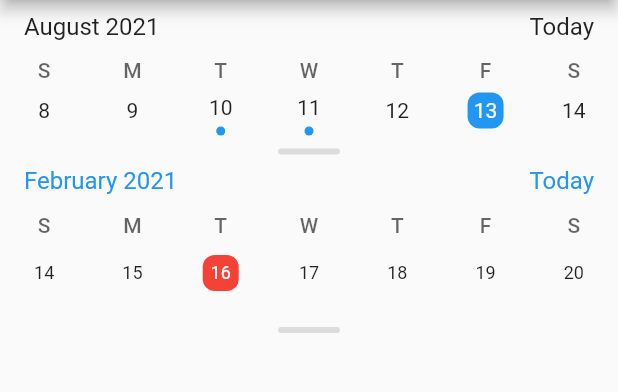
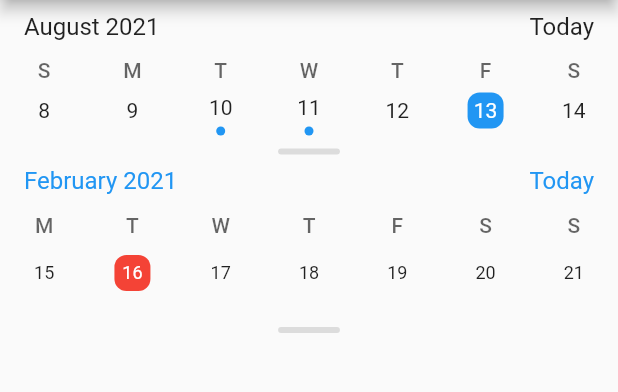
Before and after one commit to alex-melnyk/flutter_advanced_calendar, a Flutter app: the screen it shows after launch, on a phone screen of 412 x 824 dp, the part 84-476 px from its top. Run offline on Flutter 3.47's test engine with Material 2 defaults, Android fonts, the phone set to English and light mode, and no system bars.

Commit message:
added filter for the first day of the week

```diff
--- a/example/lib/main.dart
+++ b/example/lib/main.dart
@@ -61,6 +61,7 @@ class _MyAppState extends State<MyApp> {
                 controller: _calendarControllerCustom,
                 events: events,
                 weekLineHeight: 48.0,
+                startWeekDay: true,
               ),
             ),
           ],
--- a/lib/src/datetime_util.dart
+++ b/lib/src/datetime_util.dart
@@ -7,9 +7,10 @@ extension DateTimeUtil on DateTime {
   }
 
   /// Calculates first week date (Sunday) from this date.
-  DateTime firstDayOfWeek() {
+  DateTime firstDayOfWeek(bool startWeekDay) {
     final utcDate = DateTime.utc(this.year, this.month, this.day, 12);
-    return utcDate.subtract(new Duration(days: utcDate.weekday % 7));
+    return utcDate.subtract(new Duration(
+        days: startWeekDay ? (utcDate.weekday - 1) : utcDate.weekday % 7));
   }
 
   /// Generates 7 dates according to this date.
@@ -24,8 +25,9 @@ extension DateTimeUtil on DateTime {
 
   /// Generates list of list with [DateTime]
   /// according to [date] and [weeksAmount].
-  List<List<DateTime>> generateWeeks(int weeksAmount) {
-    final firstViewDate = this.firstDayOfWeek().subtract(Duration(
+  /// gives the beginning of the day of the week [startWeekDay]
+  List<List<DateTime>> generateWeeks(int weeksAmount, bool startWeekDay) {
+    final firstViewDate = this.firstDayOfWeek(startWeekDay).subtract(Duration(
           days: (weeksAmount ~/ 2) * 7,
         ));
 
--- a/lib/src/month_view_bean.dart
+++ b/lib/src/month_view_bean.dart
@@ -11,13 +11,15 @@ class ViewRange {
 
   /// Generates [ViewRange] instance based on [date],
   /// number of [month] and [weeksAmount].
+  /// gives the beginning of the day of the week [startWeekDay]
   factory ViewRange.generateDates(
     DateTime date,
     int month,
     int weeksAmount,
+    bool startWeekDay,
   ) {
     final firstMonthDate = DateTime.utc(date.year, month, 1);
-    final firstViewDate = firstMonthDate.firstDayOfWeek();
+    final firstViewDate = firstMonthDate.firstDayOfWeek(startWeekDay);
 
     return ViewRange._(
       firstMonthDate,
--- a/lib/src/week_days.dart
+++ b/lib/src/week_days.dart
@@ -5,6 +5,7 @@ class WeekDays extends StatelessWidget {
   const WeekDays({
     Key? key,
     this.weekNames = const <String>['S', 'M', 'T', 'W', 'T', 'F', 'S'],
+    this.startWeekDay = false,
     this.style,
   })  : assert(weekNames != null, '`weekNames` must not be null'),
         assert(weekNames.length == 7, '`weekNames` must have length 7'),
@@ -16,6 +17,9 @@ class WeekDays extends StatelessWidget {
   /// Text style.
   final TextStyle? style;
 
+  ///The first day of the week
+  final bool startWeekDay;
+
   @override
   Widget build(BuildContext context) {
     return DefaultTextStyle(
@@ -23,29 +27,11 @@ class WeekDays extends StatelessWidget {
       child: Row(
         mainAxisSize: MainAxisSize.max,
         mainAxisAlignment: MainAxisAlignment.spaceAround,
-        children: [
-          DateBox(
-            child: Text('S'),
-          ),
-          DateBox(
-            child: Text('M'),
-          ),
-          DateBox(
-            child: Text('T'),
-          ),
-          DateBox(
-            child: Text('W'),
-          ),
-          DateBox(
-            child: Text('T'),
-          ),
-          DateBox(
-            child: Text('F'),
-          ),
-          DateBox(
-            child: Text('S'),
-          ),
-        ],
+        children: List.generate(weekNames.length, (index) {
+          return DateBox(
+            child: Text(weekNames[index]),
+          );
+        }),
       ),
     );
   }
--- a/lib/src/week_view.dart
+++ b/lib/src/week_view.dart
@@ -22,7 +22,6 @@ class WeekView extends StatelessWidget {
   @override
   Widget build(BuildContext context) {
     final theme = Theme.of(context);
-
     return Container(
       height: lineHeight,
       child: Row(
--- a/lib/src/widget.dart
+++ b/lib/src/widget.dart
@@ -19,6 +19,7 @@ class AdvancedCalendar extends StatefulWidget {
     Key? key,
     this.controller,
     this.events,
+    this.startWeekDay = false,
     this.weekLineHeight = 32.0,
     this.preloadMonthViewAmount = 13,
     this.preloadWeekViewAmount = 21,
@@ -42,6 +43,9 @@ class AdvancedCalendar extends StatefulWidget {
 
   /// List of points for the week and mounth
   final List<DateTime>? events;
+
+  /// The first day of the week starts on Monday
+  final bool startWeekDay;
 
   @override
   _AdvancedCalendarState createState() => _AdvancedCalendarState();
@@ -95,16 +99,15 @@ class _AdvancedCalendarState extends State<AdvancedCalendar>
         _todayDate!,
         _todayDate!.month + (index - _monthPageController!.initialPage),
         widget.weeksInMonthViewAmount,
+        widget.startWeekDay,
       ),
     );
 
-    _weekRangeList =
-        _controller.value.generateWeeks(widget.preloadWeekViewAmount);
-
+    _weekRangeList = _controller.value
+        .generateWeeks(widget.preloadWeekViewAmount, widget.startWeekDay);
     _controller.addListener(() {
-      _weekRangeList =
-          _controller.value.generateWeeks(widget.preloadWeekViewAmount);
-
+      _weekRangeList = _controller.value
+          .generateWeeks(widget.preloadWeekViewAmount, widget.startWeekDay);
       _weekPageController!.jumpToPage(widget.preloadWeekViewAmount ~/ 2);
     });
   }
@@ -151,6 +154,10 @@ class _AdvancedCalendarState extends State<AdvancedCalendar>
                   style: theme.textTheme.bodyText1!.copyWith(
                     color: theme.hintColor,
                   ),
+                  startWeekDay: widget.startWeekDay,
+                  weekNames: widget.startWeekDay
+                      ? ['M', 'T', 'W', 'T', 'F', 'S', 'S']
+                      : ['S', 'M', 'T', 'W', 'T', 'F', 'S'],
                 ),
                 AnimatedBuilder(
                   animation: _animationController,
@@ -230,13 +237,12 @@ class _AdvancedCalendarState extends State<AdvancedCalendar>
                                                           .first
                                                           .month -
                                                       2;
-                                              print(
-                                                  _monthViewCurrentPage.value);
                                             },
                                             controller: _weekPageController,
                                             itemCount: _weekRangeList.length,
                                             physics: closeMonthScroll(),
                                             itemBuilder: (context, index) {
+                                              print(_weekRangeList[index]);
                                               return WeekView(
                                                 dates: _weekRangeList[index],
                                                 selectedDate: selectedDate,
```
